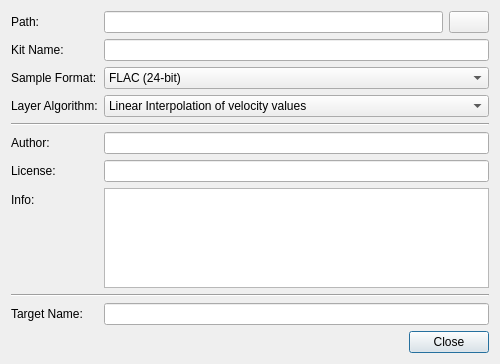
surfacepatterns/synthclone, file src/plugins/hydrogen/targetview.ui: the form before one commit.
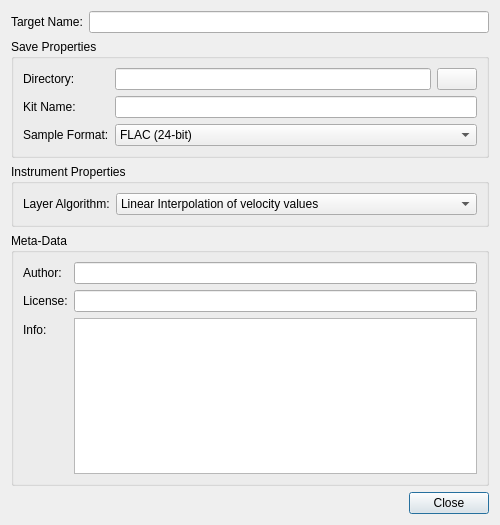
The form after the commit. Icons and pictures are not drawn.

Commit message: Use group boxes to improve plugin dialog boxes so that they don't look cheap.

Diff of the .ui file:
```diff
--- a/src/plugins/hydrogen/targetview.ui
+++ b/src/plugins/hydrogen/targetview.ui
@@ -7,22 +7,37 @@
     <x>0</x>
     <y>0</y>
     <width>500</width>
-    <height>350</height>
+    <height>525</height>
    </rect>
   </property>
   <property name="windowTitle">
    <string>Hydrogen</string>
   </property>
-  <layout class="QVBoxLayout" stretch="1,0">
+  <layout class="QVBoxLayout" stretch="0,0,0,1,0">
    <item>
+    <layout class="QHBoxLayout" stretch="0,1">
+     <item>
+      <widget class="QLabel" name="label">
+       <property name="text">
+        <string>Target Name:</string>
+       </property>
+      </widget>
+     </item>
+     <item>
+      <widget class="QLineEdit" name="name"/>
+     </item>
+    </layout>
+   </item>
+   <item>
+    <widget class="QGroupBox" name="groupBox">
+     <property name="title">
+      <string>Save Properties</string>
+     </property>
     <layout class="QFormLayout">
-     <property name="fieldGrowthPolicy">
-      <enum>QFormLayout::AllNonFixedFieldsGrow</enum>
-     </property>
      <item row="0" column="0">
       <widget class="QLabel" name="label">
        <property name="text">
-        <string>Path:</string>
+         <string>Directory:</string>
        </property>
       </widget>
      </item>
@@ -164,14 +179,23 @@
        </item>
       </widget>
      </item>
-     <item row="3" column="0">
-      <widget class="QLabel" name="">
+     </layout>
+    </widget>
+   </item>
+   <item>
+    <widget class="QGroupBox" name="groupBox">
+     <property name="title">
+      <string>Instrument Properties</string>
+     </property>
+     <layout class="QFormLayout">
+      <item row="0" column="0">
+       <widget class="QLabel" name="label">
        <property name="text">
         <string>Layer Algorithm:</string>
        </property>
       </widget>
      </item>
-     <item row="3" column="1">
+      <item row="0" column="1">
       <widget class="QComboBox" name="layerAlgorithmComboBox">
        <property name="currentIndex">
         <number>0</number>
@@ -193,41 +217,43 @@
        </item>
       </widget>
      </item>
-     <item row="4" column="0" colspan="2">
-      <widget class="Line" name="line">
-       <property name="orientation">
-        <enum>Qt::Horizontal</enum>
-       </property>
-      </widget>
-     </item>
-     <item row="5" column="0">
+     </layout>
+    </widget>
+   </item>
+   <item>
+    <widget class="QGroupBox" name="groupBox">
+     <property name="title">
+      <string>Meta-Data</string>
+     </property>
+     <layout class="QFormLayout">
+      <item row="0" column="0">
       <widget class="QLabel" name="label">
        <property name="text">
         <string>Author:</string>
        </property>
       </widget>
      </item>
-     <item row="5" column="1">
+      <item row="0" column="1">
       <widget class="QLineEdit" name="author"/>
      </item>
-     <item row="6" column="0">
+      <item row="1" column="0">
       <widget class="QLabel" name="label">
        <property name="text">
         <string>License:</string>
        </property>
       </widget>
      </item>
-     <item row="6" column="1">
+      <item row="1" column="1">
       <widget class="QLineEdit" name="license"/>
      </item>
-     <item row="7" column="0">
+      <item row="2" column="0">
       <widget class="QLabel" name="label">
        <property name="text">
         <string>Info:</string>
        </property>
       </widget>
      </item>
-     <item row="7" column="1">
+      <item row="2" column="1">
       <widget class="QPlainTextEdit" name="info">
        <property name="sizePolicy">
         <sizepolicy hsizetype="MinimumExpanding" vsizetype="MinimumExpanding">
@@ -249,24 +275,8 @@
        </property>
       </widget>
      </item>
-     <item row="8" column="0" colspan="2">
-      <widget class="Line">
-       <property name="orientation">
-        <enum>Qt::Horizontal</enum>
-       </property>
-      </widget>
-     </item>
-     <item row="9" column="0">
-      <widget class="QLabel" name="label">
-       <property name="text">
-        <string>Target Name:</string>
-       </property>
-      </widget>
-     </item>
-     <item row="9" column="1">
-      <widget class="QLineEdit" name="name"/>
-     </item>
-    </layout>
+     </layout>
+    </widget>
    </item>
    <item>
     <layout class="QHBoxLayout" stretch="1,0">
```
Left out of the diff: 2 changed lines with no effect on the pictures. Lines whose indentation alone changed are shown as unchanged. The commit also changes 3 other files.
